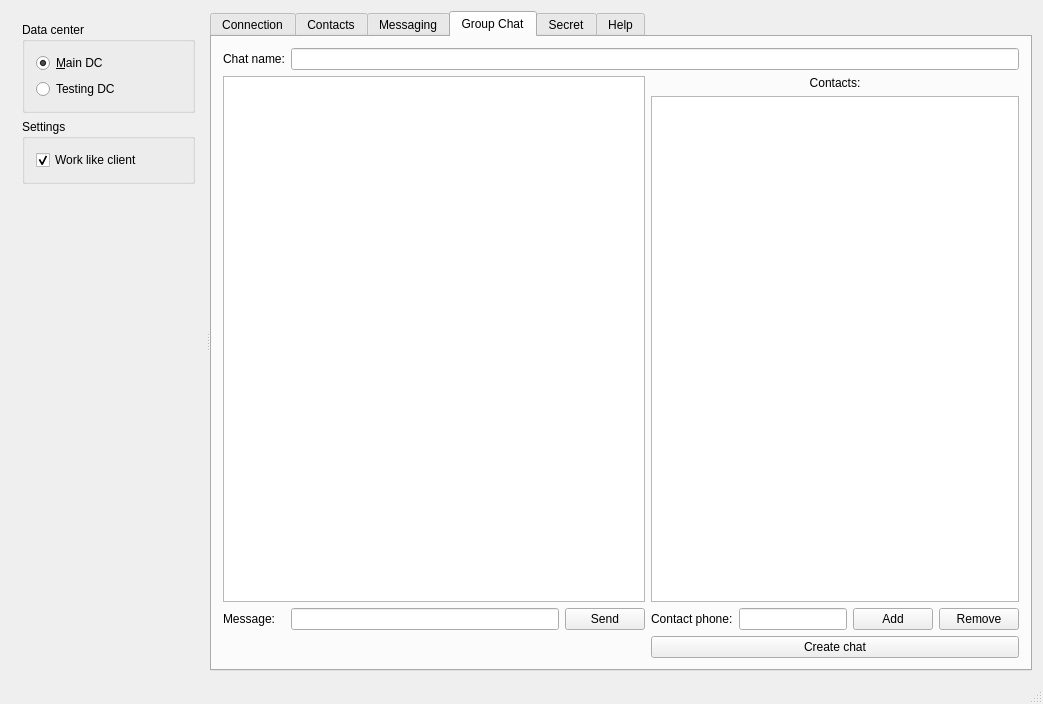
First picture: the form in testApp/MainWindow.ui, repository Kaffeine/telegram-qt, before the edit.
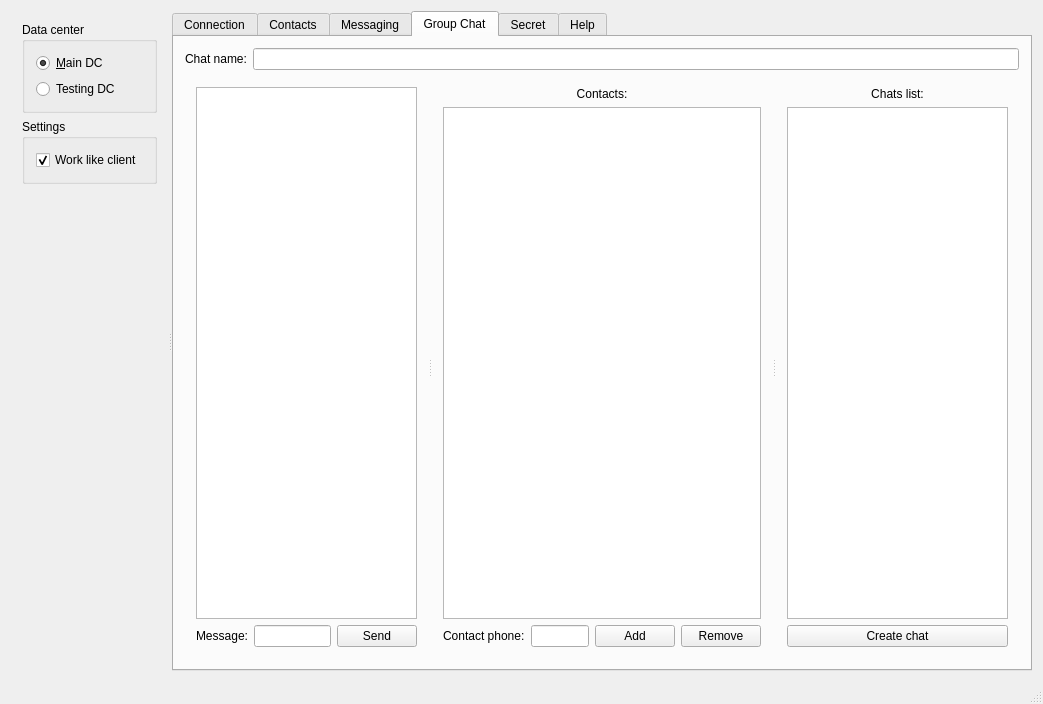
Second picture: the form after the edit. The open tabs and pages were chosen to show the change.

Commit message:
CTelegramDispatcher: Bumped secret format. Refactored group chat.
Secret: Added chat ids list.

```diff
--- a/testApp/MainWindow.ui
+++ b/testApp/MainWindow.ui
@@ -388,15 +388,47 @@
         </attribute>
         <layout class="QGridLayout" name="gridLayout_7">
          <item row="0" column="0">
-          <layout class="QGridLayout" name="gridLayout_5" columnstretch="0,1,0,0,0,0,0">
-           <item row="3" column="0">
+          <widget class="QLabel" name="label_11">
+           <property name="text">
+            <string>Chat name:</string>
+           </property>
+          </widget>
+         </item>
+         <item row="0" column="1">
+          <widget class="QLineEdit" name="groupChatName"/>
+         </item>
+         <item row="1" column="0" colspan="2">
+          <widget class="QSplitter" name="groupChatSplitter">
+           <property name="orientation">
+            <enum>Qt::Horizontal</enum>
+           </property>
+           <widget class="QWidget" name="layoutWidget2">
+            <layout class="QGridLayout" name="groupChatMessagingGrid">
+             <item row="0" column="0" colspan="3">
+              <widget class="QTableView" name="groupChatMessagingView"/>
+             </item>
+             <item row="1" column="0">
             <widget class="QLabel" name="label_13">
              <property name="text">
               <string>Message:</string>
              </property>
             </widget>
            </item>
-           <item row="1" column="3" colspan="4">
+             <item row="1" column="1">
+              <widget class="QLineEdit" name="groupChatMessage"/>
+             </item>
+             <item row="1" column="2">
+              <widget class="QPushButton" name="groupChatSendButton">
+               <property name="text">
+                <string>Send</string>
+               </property>
+              </widget>
+             </item>
+            </layout>
+           </widget>
+           <widget class="QWidget" name="layoutWidget3">
+            <layout class="QGridLayout" name="groupChatContactsGrid">
+             <item row="0" column="0" colspan="4">
             <widget class="QLabel" name="label_10">
              <property name="text">
               <string>Contacts:</string>
@@ -406,64 +438,60 @@
              </property>
             </widget>
            </item>
-           <item row="3" column="4">
-            <widget class="QLineEdit" name="groupChatContactPhone"/>
-           </item>
-           <item row="3" column="6">
+             <item row="1" column="0" colspan="4">
+              <widget class="QTableView" name="groupChatContacts"/>
+             </item>
+             <item row="2" column="0">
+              <widget class="QLabel" name="label_12">
+               <property name="text">
+                <string>Contact phone:</string>
+               </property>
+              </widget>
+             </item>
+             <item row="2" column="2">
+              <widget class="QPushButton" name="groupChatAddContact">
+               <property name="text">
+                <string>Add</string>
+               </property>
+              </widget>
+             </item>
+             <item row="2" column="3">
             <widget class="QPushButton" name="groupChatRemoveContact">
              <property name="text">
               <string>Remove</string>
              </property>
             </widget>
            </item>
-           <item row="4" column="3" colspan="4">
+             <item row="2" column="1">
+              <widget class="QLineEdit" name="groupChatContactPhone"/>
+             </item>
+            </layout>
+           </widget>
+           <widget class="QWidget" name="layoutWidget4">
+            <layout class="QGridLayout" name="gridLayout_5">
+             <item row="0" column="0">
+              <widget class="QLabel" name="label_14">
+               <property name="text">
+                <string>Chats list:</string>
+               </property>
+               <property name="alignment">
+                <set>Qt::AlignCenter</set>
+               </property>
+              </widget>
+             </item>
+             <item row="2" column="0">
             <widget class="QPushButton" name="groupChatCreateChat">
              <property name="text">
               <string>Create chat</string>
              </property>
             </widget>
            </item>
-           <item row="3" column="2">
-            <widget class="QPushButton" name="groupChatSendButton">
-             <property name="text">
-              <string>Send</string>
-             </property>
-            </widget>
-           </item>
-           <item row="3" column="5">
-            <widget class="QPushButton" name="groupChatAddContact">
-             <property name="text">
-              <string>Add</string>
-             </property>
-            </widget>
-           </item>
-           <item row="2" column="3" colspan="4">
-            <widget class="QTableView" name="groupChatContacts"/>
-           </item>
-           <item row="3" column="3">
-            <widget class="QLabel" name="label_12">
-             <property name="text">
-              <string>Contact phone:</string>
-             </property>
-            </widget>
-           </item>
-           <item row="3" column="1">
-            <widget class="QLineEdit" name="groupChatMessage"/>
-           </item>
-           <item row="1" column="0" rowspan="2" colspan="3">
-            <widget class="QTableView" name="groupChatMessagingView"/>
-           </item>
-           <item row="0" column="0">
-            <widget class="QLabel" name="label_11">
-             <property name="text">
-              <string>Chat name:</string>
-             </property>
-            </widget>
-           </item>
-           <item row="0" column="1" colspan="6">
-            <widget class="QLineEdit" name="groupChatName"/>
-           </item>
-          </layout>
+             <item row="1" column="0">
+              <widget class="QTableView" name="groupChatChatsList"/>
+             </item>
+            </layout>
+           </widget>
+          </widget>
          </item>
         </layout>
        </widget>
```
Left out of the diff: 4 changed lines with no effect on the pictures. Lines whose indentation alone changed are shown as unchanged. The commit also changes 10 other files.
